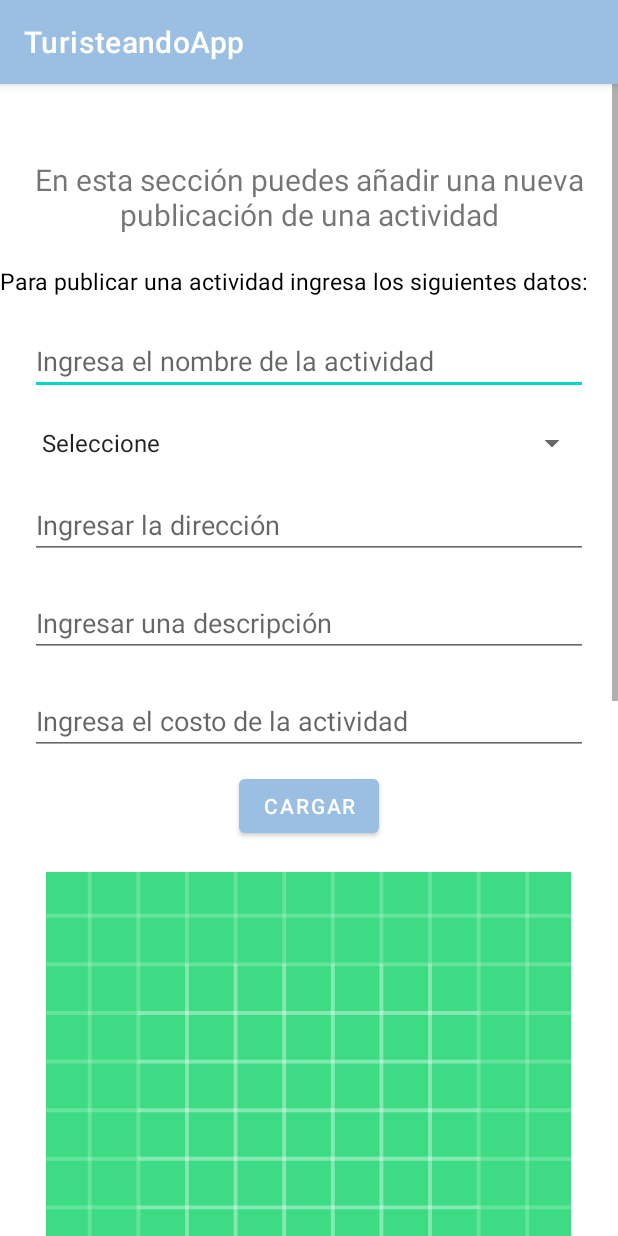
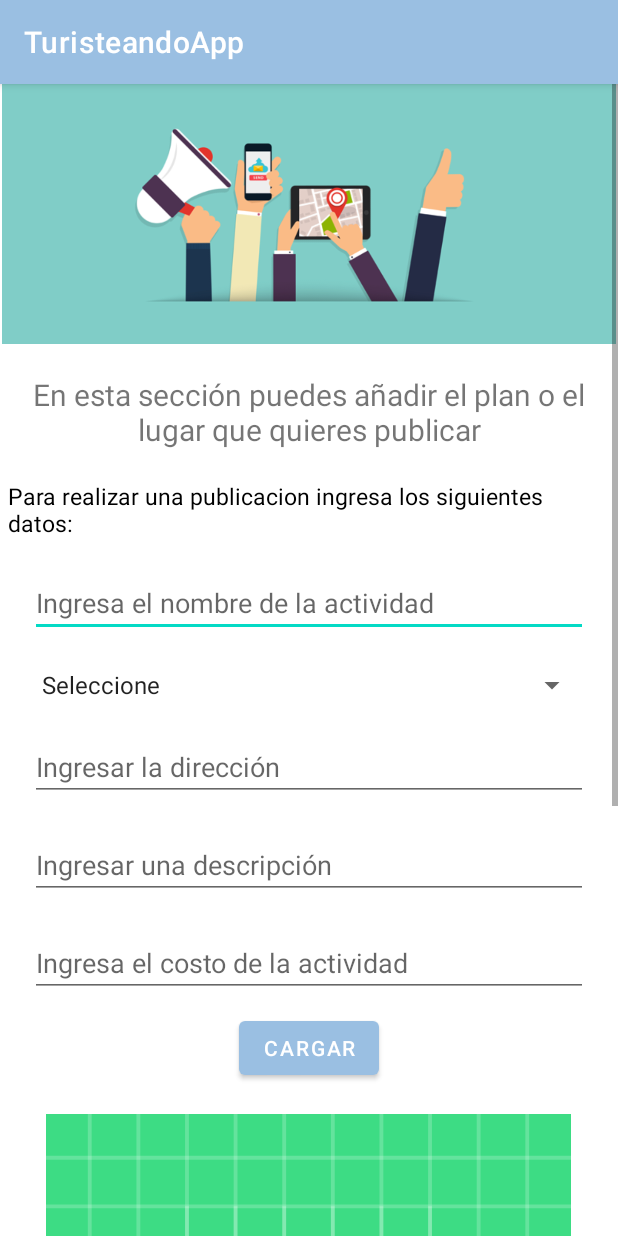
Before and after one commit to jnnieto/TuristeandoApp, an Android app: the fragment PublicacionesFragment shown on its own in the app's theme, on a phone screen of 412 x 824 dp. Run offline under Robolectric (Android 15) with nearby library versions, the phone set to English and light mode, and no system bars; our stand-ins replace Firebase (no records; nobody signed in at launch, a user with empty details on screens opened directly).

Commit message:
CAMBIOS DISEÑO PERFIL, PUBLICACIONES Y NAV BAR

```diff
--- a/app/src/main/java/com/example/turistiandoapp/ui/actividades/ActividadesDisponibles.kt
+++ b/app/src/main/java/com/example/turistiandoapp/ui/actividades/ActividadesDisponibles.kt
@@ -29,6 +29,7 @@ class ActividadesDisponibles : AppCompatActivity(), ActividadAdapter.OnActividad
         super.onCreate(savedInstanceState)
         setContentView(R.layout.activity_actividades_disponibles)
         setUpRecyclerView()
+        title = "Actividades"
 
         database = FirebaseDatabase.getInstance().reference.child("Actividades")
         rvActividades.layoutManager = LinearLayoutManager(this)
--- a/app/src/main/java/com/example/turistiandoapp/ui/actividades/DetalleActividad.kt
+++ b/app/src/main/java/com/example/turistiandoapp/ui/actividades/DetalleActividad.kt
@@ -12,6 +12,7 @@ class DetalleActividad : AppCompatActivity() {
     override fun onCreate(savedInstanceState: Bundle?) {
         super.onCreate(savedInstanceState)
         setContentView(R.layout.activity_detalle_actividad)
+        title = "Detalles Actividad"
         if(intent.extras != null){
             Glide.with(this).load(intent.getStringExtra("imagenActividad")).into(imagenActividad)
             tNombreActividad.text = intent.getStringExtra("tNombreActividad")
--- a/app/src/main/java/com/example/turistiandoapp/ui/publicaciones/PublicacionesFragment.kt
+++ b/app/src/main/java/com/example/turistiandoapp/ui/publicaciones/PublicacionesFragment.kt
@@ -64,7 +64,8 @@ class PublicacionesFragment : Fragment() {
         val imagePhoto = root.findViewById<View>(R.id.imageViewPhoto) as ImageView
         val btn = root.findViewById<View>(R.id.btnPublicar) as Button
         val cargar = root.findViewById<View>(R.id.btnCargarImagen) as Button
-        var mostarImaen = root.findViewById<View>(R.id.imageViewMostrar) as ImageView
+
+
 
         var storage = FirebaseStorage.getInstance()
 
@@ -77,7 +78,7 @@ class PublicacionesFragment : Fragment() {
 
         cargarImagen.getFile(file).addOnSuccessListener {
             var bitpath = BitmapFactory.decodeFile(file.absolutePath)
-            mostarImaen.setImageBitmap(bitpath)
+           //mostarImaen.setImageBitmap(bitpath)
         }
         var nomMun :String = ""
         val mun = (root.findViewById<View>(R.id.spinner) as Spinner)
--- a/app/src/main/res/layout/fragment_publicaciones.xml
+++ b/app/src/main/res/layout/fragment_publicaciones.xml
@@ -17,23 +17,36 @@
             android:gravity="center"
             android:orientation="vertical">
 
+            <ImageView
+                android:id="@+id/imageView3"
+                android:layout_width="match_parent"
+                android:layout_height="179dp"
+                android:layout_marginTop="-6dp"
+                android:src="@drawable/publicar" />
+
             <TextView
                 android:id="@+id/textTitulo"
                 android:layout_width="match_parent"
                 android:layout_height="wrap_content"
-                android:layout_marginStart="8dp"
-                android:layout_marginTop="50dp"
-                android:layout_marginEnd="8dp"
+                android:layout_marginStart="5dp"
+                android:layout_marginLeft="5dp"
+                android:layout_marginTop="20dp"
+                android:layout_marginEnd="5dp"
+                android:layout_marginRight="5dp"
                 android:gravity="center"
-                android:textSize="20sp"
-                android:text="En esta sección puedes añadir una nueva publicación de una actividad"/>
+                android:text="En esta sección puedes añadir el plan o el lugar que quieres publicar"
+                android:textSize="20sp" />
 
             <TextView
                 android:id="@+id/textViewInformacion"
                 android:layout_width="match_parent"
                 android:layout_height="wrap_content"
+                android:layout_marginStart="5dp"
+                android:layout_marginLeft="5dp"
                 android:layout_marginTop="20dp"
-                android:text="Para publicar una actividad ingresa los siguientes datos:"
+                android:layout_marginEnd="5dp"
+                android:layout_marginRight="5dp"
+                android:text="Para realizar una publicacion ingresa los siguientes datos:"
                 android:textColor="@color/black"
                 android:textSize="15sp"
                 tools:ignore="HardcodedText" />
@@ -132,13 +145,6 @@
                 android:layout_height="wrap_content"
                 android:layout_marginTop="10dp"
                 android:text="Publicar"/>
-            <ImageView
-                android:id="@+id/imageViewMostrar"
-                android:layout_width="350dp"
-                android:layout_height="350dp"
-                android:layout_marginTop="20dp"
-                app:srcCompat="@drawable/ic_launcher_background"
-                tools:ignore="VectorDrawableCompat" />
         </LinearLayout>
     </ScrollView>
 </androidx.constraintlayout.widget.ConstraintLayout>
--- a/app/src/main/res/layout/fragment_usuario.xml
+++ b/app/src/main/res/layout/fragment_usuario.xml
@@ -42,6 +42,7 @@
                 android:gravity="center|center_horizontal"
                 android:text="Nombre completo:"
                 android:textSize="26dp" />
+
             <TextView
                 android:id="@+id/txtNombrePerfil"
                 android:layout_width="match_parent"
@@ -52,7 +53,7 @@
                 android:layout_marginRight="30dp"
                 android:fontFamily="@font/quicksand_bold"
                 android:gravity="center|center_horizontal"
-                android:text="TextView"
+                android:text="Golden Team"
                 android:textSize="26dp" />
             <Space
                 android:layout_width="match_parent"
@@ -69,6 +70,7 @@
                 android:gravity="center|center_horizontal"
                 android:text="Correo electrónico:"
                 android:textSize="26dp" />
+
             <TextView
                 android:id="@+id/txtCorreoPerfil"
                 android:layout_width="match_parent"
@@ -79,7 +81,7 @@
                 android:layout_marginRight="30dp"
                 android:fontFamily="@font/quicksand_bold"
                 android:gravity="center|center_horizontal"
-                android:text="TextView"
+                android:text="goldenteam@gmail.com"
                 android:textSize="26dp" />
             <Space
                 android:layout_width="match_parent"
@@ -96,6 +98,7 @@
                 android:gravity="center|center_horizontal"
                 android:text="Télefono de contacto:"
                 android:textSize="26dp" />
+
             <TextView
                 android:id="@+id/txtTelefonoPerfil"
                 android:layout_width="match_parent"
@@ -106,7 +109,7 @@
                 android:layout_marginRight="30dp"
                 android:fontFamily="@font/quicksand_bold"
                 android:gravity="center|center_horizontal"
-                android:text="TextView"
+                android:text="3504321177"
                 android:textSize="26dp" />
             <Space
                 android:layout_width="match_parent"
--- a/app/src/main/res/layout/nav_header_main.xml
+++ b/app/src/main/res/layout/nav_header_main.xml
@@ -31,5 +31,5 @@
         android:id="@+id/textView"
         android:layout_width="wrap_content"
         android:layout_height="wrap_content"
-        android:text="niconieto1506@gmail.com" />
+        android:text="goldenteam@gmail.com" />
 </LinearLayout>
```
Also changed, not shown: app/src/main/res/drawable-v24/publicar.png (added).
